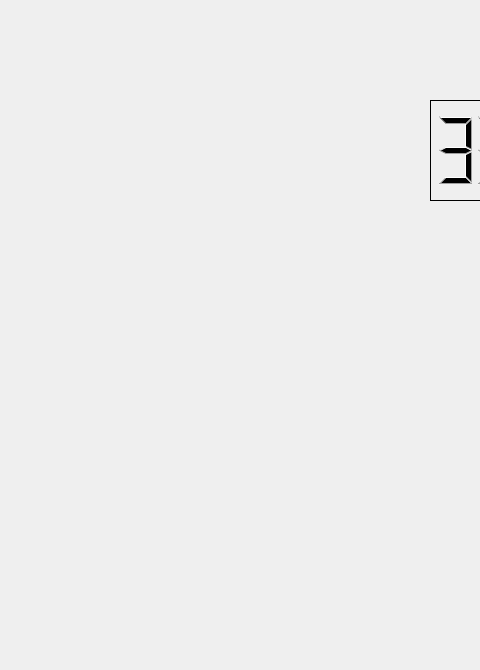
Above: LabFour/mainwindow.ui from hansonbriley/LabFour before the change; both pictures show x 0 to 480 and y 0 to 670 of the 1173 by 670 pixel window. Below: the same form after it.
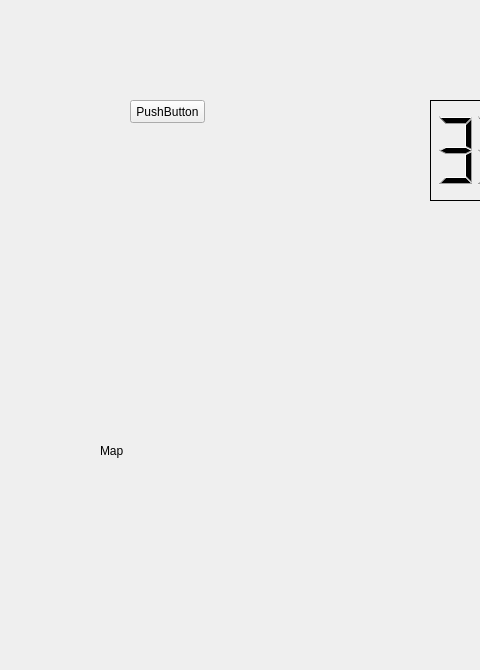
That is the form after the change.

Diff of the .ui file:
```diff
--- a/LabFour/mainwindow.ui
+++ b/LabFour/mainwindow.ui
@@ -242,6 +242,32 @@
      <string/>
     </property>
    </widget>
+   <widget class="QLabel" name="mapLabel">
+    <property name="geometry">
+     <rect>
+      <x>100</x>
+      <y>300</y>
+      <width>261</width>
+      <height>301</height>
+     </rect>
+    </property>
+    <property name="text">
+     <string>Map</string>
+    </property>
+   </widget>
+   <widget class="QPushButton" name="pushButton">
+    <property name="geometry">
+     <rect>
+      <x>130</x>
+      <y>100</y>
+      <width>75</width>
+      <height>23</height>
+     </rect>
+    </property>
+    <property name="text">
+     <string>PushButton</string>
+    </property>
+   </widget>
   </widget>
   <widget class="QMenuBar" name="menubar">
    <property name="geometry">
```
